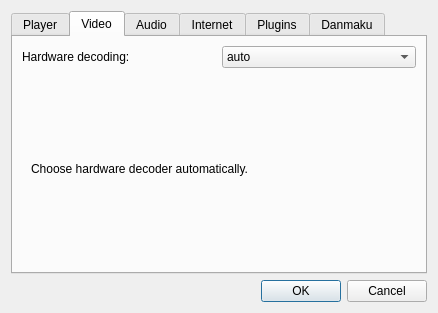
Before: the Qt Designer form src/settingsdialog.ui in coslyk/moonplayer, drawn with Qt 5.
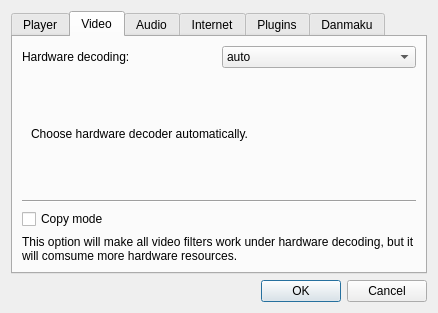
After: the same form once the commit is applied. The open tabs and pages were chosen to show the change.

Commit message: [video] add copy mode

Diff of the .ui file:
```diff
--- a/src/settingsdialog.ui
+++ b/src/settingsdialog.ui
@@ -114,6 +114,30 @@
          </widget>
         </widget>
        </item>
+       <item>
+        <widget class="Line" name="line_3">
+         <property name="orientation">
+          <enum>Qt::Horizontal</enum>
+         </property>
+        </widget>
+       </item>
+       <item>
+        <widget class="QCheckBox" name="copyModeCheckBox">
+         <property name="text">
+          <string>Copy mode</string>
+         </property>
+        </widget>
+       </item>
+       <item>
+        <widget class="QLabel" name="copyModeLabel">
+         <property name="text">
+          <string>This option will make all video filters work under hardware decoding, but it will comsume more hardware resources.</string>
+         </property>
+         <property name="wordWrap">
+          <bool>true</bool>
+         </property>
+        </widget>
+       </item>
       </layout>
      </widget>
      <widget class="QWidget" name="audioTab">
```
The commit also changes 3 other files.
